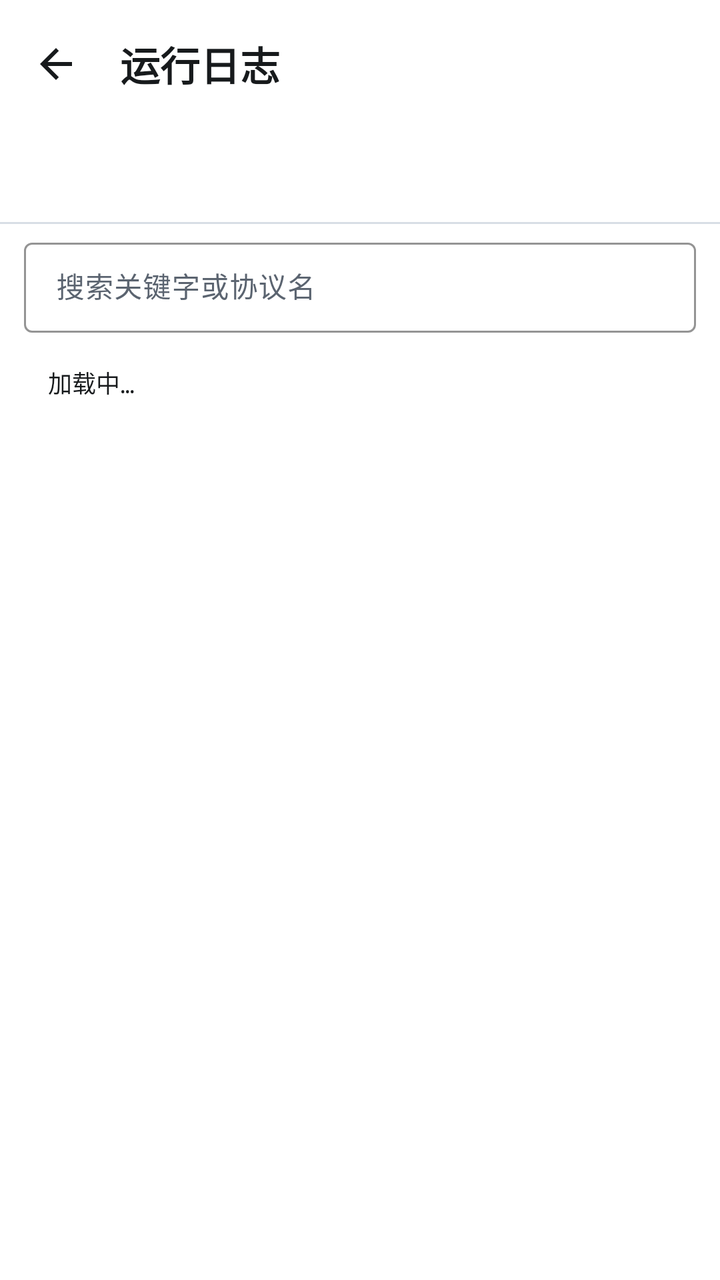
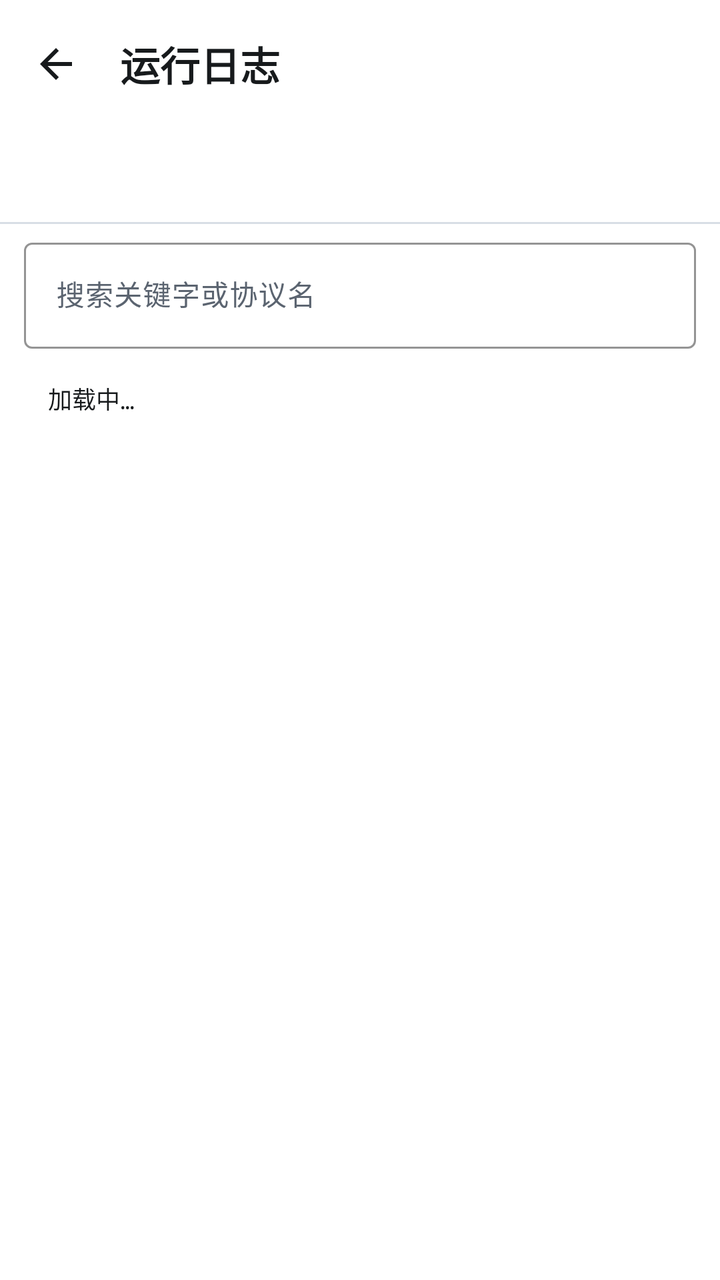

Before-and-after screenshots of an Android layout around one commit, followed by the original layout XML and the change that was made.
<!-- AndroidManifest.xml: application theme Theme.NetworkTool -->
<!-- res/layout/activity_runtime_log.xml -->
<?xml version="1.0" encoding="utf-8"?>
<LinearLayout xmlns:android="http://schemas.android.com/apk/res/android"
    xmlns:app="http://schemas.android.com/apk/res-auto"
    android:layout_width="match_parent"
    android:layout_height="match_parent"
    android:fitsSystemWindows="true"
    android:background="?attr/colorSurface"
    android:orientation="vertical">

    <com.google.android.material.appbar.MaterialToolbar
        android:id="@+id/toolbar"
        android:layout_width="match_parent"
        android:layout_height="wrap_content"
        android:elevation="0dp"
        app:title="运行日志"
        app:titleTextColor="?attr/colorOnSurface"
        app:navigationIconTint="?attr/colorOnSurface"
        app:navigationIcon="@drawable/ic_arrow_back" />

    
    <com.google.android.material.tabs.TabLayout
        android:id="@+id/tabLayout"
        android:layout_width="match_parent"
        android:layout_height="wrap_content"
        app:tabMode="fixed"
        app:tabGravity="fill" />

    <LinearLayout
        android:layout_width="match_parent"
        android:layout_height="wrap_content"
        android:orientation="horizontal"
        android:paddingStart="12dp"
        android:paddingEnd="12dp"
        android:paddingTop="4dp"
        android:paddingBottom="4dp"
        android:gravity="center_vertical">

        <com.google.android.material.textfield.TextInputLayout
            android:id="@+id/searchLayout"
            style="@style/Widget.Material3.TextInputLayout.OutlinedBox.Dense"
            android:layout_width="match_parent"
            android:layout_height="wrap_content"
            android:hint="搜索关键字或协议名"
            app:boxStrokeColor="?attr/colorPrimary"
            app:hintTextColor="?attr/colorPrimary">

            <com.google.android.material.textfield.TextInputEditText
                android:id="@+id/searchInput"
                android:layout_width="match_parent"
                android:layout_height="wrap_content"
                android:inputType="text"
                android:imeOptions="actionSearch"
                android:importantForAutofill="no"
                android:maxLines="1"
                android:textSize="14sp" />

        </com.google.android.material.textfield.TextInputLayout>

    </LinearLayout>

    <com.google.android.material.card.MaterialCardView
        android:layout_width="match_parent"
        android:layout_height="0dp"
        android:layout_weight="1"
        android:layout_marginStart="12dp"
        android:layout_marginEnd="12dp"
        android:layout_marginBottom="8dp"
        app:cardCornerRadius="@dimen/card_corner"
        app:cardElevation="0dp"
        app:strokeWidth="0dp">

        <ScrollView
            android:id="@+id/scroll"
            android:layout_width="match_parent"
            android:layout_height="match_parent"
            android:fillViewport="true">

            <TextView
                android:id="@+id/logText"
                android:layout_width="match_parent"
                android:layout_height="wrap_content"
                android:padding="12dp"
                android:textIsSelectable="true"
                android:typeface="monospace"
                android:textSize="12sp"
                android:lineSpacingExtra="2dp"
                android:textColor="?attr/colorOnSurface"
                android:text="加载中…" />

        </ScrollView>

    </com.google.android.material.card.MaterialCardView>

</LinearLayout>
<!-- resources referenced by this layout -->
<resources>
  <dimen name="card_corner">16dp</dimen>
  <!-- drawable ic_arrow_back (drawable) -->
  <vector xmlns:android="http://schemas.android.com/apk/res/android"
      android:width="24dp"
      android:height="24dp"
      android:viewportWidth="24"
      android:viewportHeight="24"
      android:tint="?attr/colorOnSurface">
      <path
          android:fillColor="@android:color/white"
          android:pathData="M20,11H7.83l5.59,-5.59L12,4l-8,8 8,8 1.41,-1.41L7.83,13H20v-2z"/>
  </vector>
  <color name="colorPrimary">#00DAC5</color>
  <color name="colorPrimaryDark">#00B5A1</color>
  <color name="colorAccent">#00DAC5</color>
  <color name="colorOnPrimary">#00201C</color>
  <color name="colorPrimaryContainer">#B8FFF7</color>
  <color name="colorOnPrimaryContainer">#00201C</color>
  <color name="colorBackground">#F6F8FA</color>
  <color name="colorSurface">#FFFFFF</color>
  <color name="colorOnSurface">#171A1C</color>
  <color name="colorOnBackground">#171A1C</color>
  <color name="colorSurfaceContainer">#EEF2F5</color>
  <color name="textSecondary">#5B6470</color>
  <color name="colorOutline">#8A94A0</color>
  <color name="colorOutlineVariant">#D8DEE5</color>
  <color name="textPrimary">#171A1C</color>
  <style name="Widget.NetworkTool.Toolbar" parent="Widget.Material3.Toolbar">
          <item name="android:background">@android:color/transparent</item>
          <item name="android:elevation">0dp</item>
          <item name="titleTextColor">?attr/colorOnSurface</item>
          <item name="titleTextAppearance">@style/TextAppearance.NetworkTool.ToolbarTitle</item>
          <item name="subtitleTextColor">?attr/colorOnSurfaceVariant</item>
          <item name="navigationIconTint">?attr/colorOnSurface</item>
      </style>
  <style name="Widget.NetworkTool.Button" parent="Widget.Material3.Button">
          <item name="android:elevation">0dp</item>
          <item name="android:stateListAnimator">@null</item>
      </style>
  <style name="TextAppearance.NetworkTool.ToolbarTitle" parent="TextAppearance.Material3.TitleLarge">
          <item name="android:textSize">20sp</item>
          <item name="android:textStyle">bold</item>
          <item name="android:textColor">?attr/colorOnSurface</item>
      </style>
  <!-- unchanged entries left out for length: 1 -->
</resources>

<!-- the commit's change to res/layout/activity_runtime_log.xml (unified diff, before → after) -->
@@ -8,9 +8,10 @@
     android:orientation="vertical">
 
     <com.google.android.material.appbar.MaterialToolbar
+        android:background="@android:color/transparent"
         android:id="@+id/toolbar"
         android:layout_width="match_parent"
-        android:layout_height="wrap_content"
+        android:layout_height="?attr/actionBarSize"
         android:elevation="0dp"
         app:title="运行日志"
         app:titleTextColor="?attr/colorOnSurface"
@@ -37,7 +38,7 @@
 
         <com.google.android.material.textfield.TextInputLayout
             android:id="@+id/searchLayout"
-            style="@style/Widget.Material3.TextInputLayout.OutlinedBox.Dense"
+            style="@style/Widget.Material3.TextInputLayout.OutlinedBox"
             android:layout_width="match_parent"
             android:layout_height="wrap_content"
             android:hint="搜索关键字或协议名"
